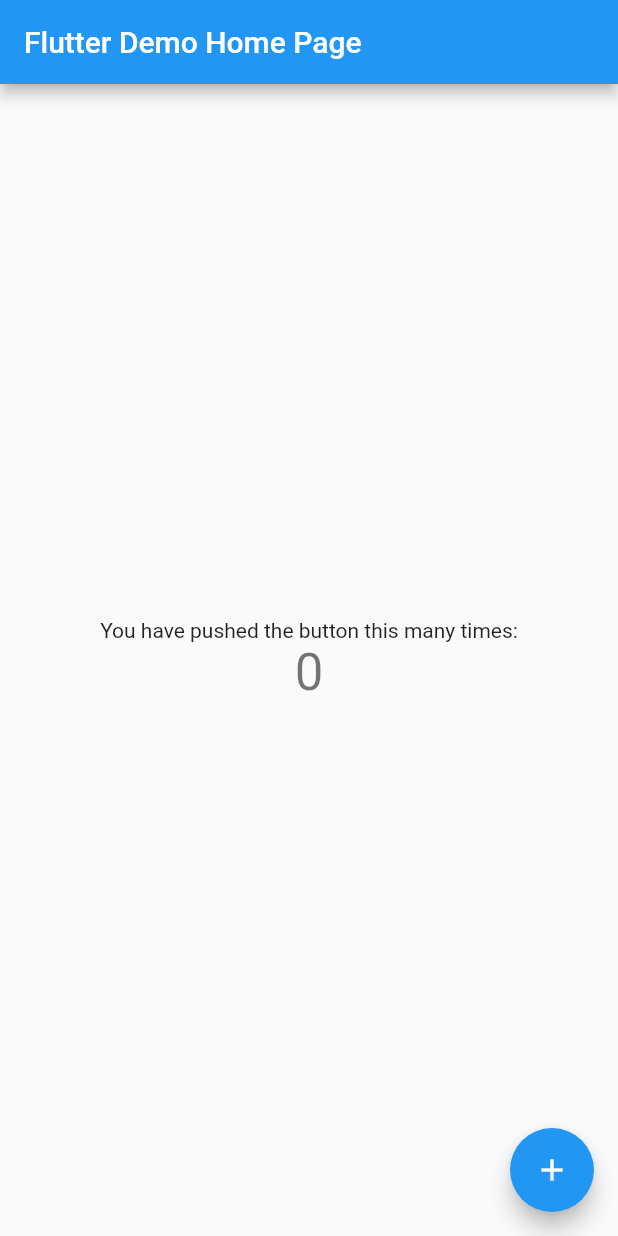
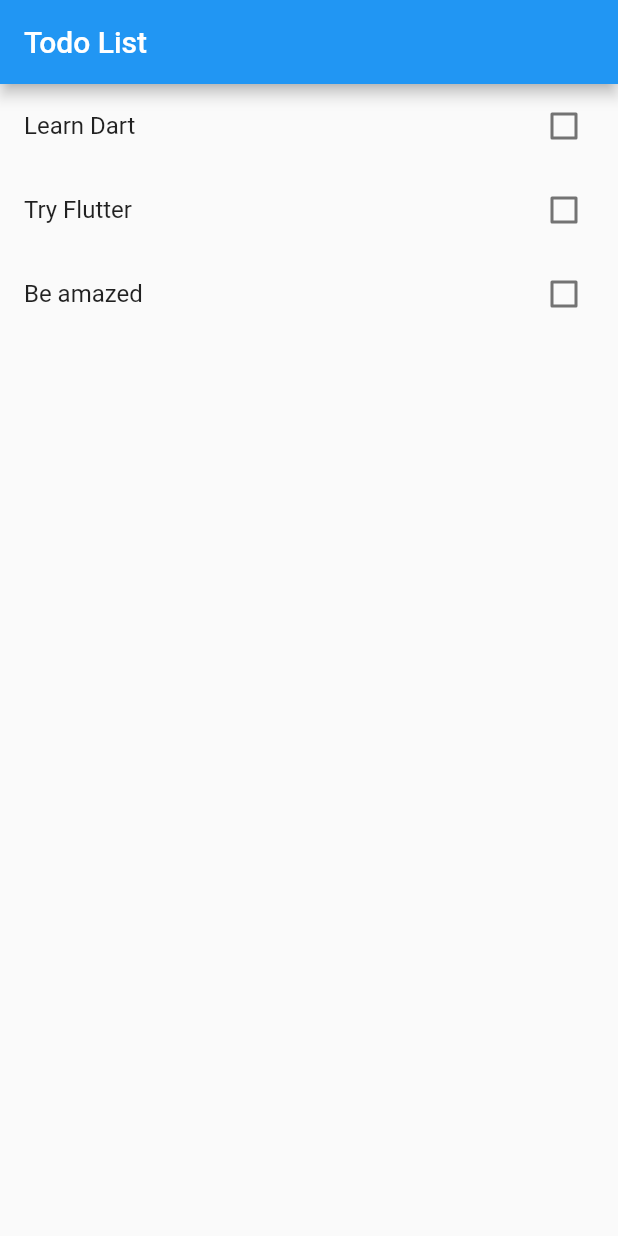
Before and after one commit to DonaLd-D/flutter-todo, a Flutter app: the screen it shows after launch, on a phone screen of 412 x 824 dp. Run offline on Flutter 3.47's test engine with Material 2 defaults, Android fonts, the phone set to English and light mode, and no system bars.

Commit message:
:art: update

```diff
--- a/lib/main.dart
+++ b/lib/main.dart
@@ -1,113 +1,21 @@
 import 'package:flutter/material.dart';
+import 'package:flutter/services.dart';
+import 'package:todo_list/todo_list.dart';
 
 void main() {
+  SystemChrome.setEnabledSystemUIOverlays([]);
   runApp(MyApp());
 }
 
 class MyApp extends StatelessWidget {
-  // This widget is the root of your application.
   @override
   Widget build(BuildContext context) {
     return MaterialApp(
-      title: 'Flutter Demo',
-      theme: ThemeData(
-        // This is the theme of your application.
-        //
-        // Try running your application with "flutter run". You'll see the
-        // application has a blue toolbar. Then, without quitting the app, try
-        // changing the primarySwatch below to Colors.green and then invoke
-        // "hot reload" (press "r" in the console where you ran "flutter run",
-        // or simply save your changes to "hot reload" in a Flutter IDE).
-        // Notice that the counter didn't reset back to zero; the application
-        // is not restarted.
-        primarySwatch: Colors.blue,
+      title: 'Todo List',
+      home: Scaffold(
+        appBar: AppBar(title: Text('Todo List')),
+        body: TodoList(),
       ),
-      home: MyHomePage(title: 'Flutter Demo Home Page'),
     );
   }
 }
-
-class MyHomePage extends StatefulWidget {
-  MyHomePage({Key key, this.title}) : super(key: key);
-
-  // This widget is the home page of your application. It is stateful, meaning
-  // that it has a State object (defined below) that contains fields that affect
-  // how it looks.
-
-  // This class is the configuration for the state. It holds the values (in this
-  // case the title) provided by the parent (in this case the App widget) and
-  // used by the build method of the State. Fields in a Widget subclass are
-  // always marked "final".
-
-  final String title;
-
-  @override
-  _MyHomePageState createState() => _MyHomePageState();
-}
-
-class _MyHomePageState extends State<MyHomePage> {
-  int _counter = 0;
-
-  void _incrementCounter() {
-    setState(() {
-      // This call to setState tells the Flutter framework that something has
-      // changed in this State, which causes it to rerun the build method below
-      // so that the display can reflect the updated values. If we changed
-      // _counter without calling setState(), then the build method would not be
-      // called again, and so nothing would appear to happen.
-      _counter++;
-    });
-  }
-
-  @override
-  Widget build(BuildContext context) {
-    // This method is rerun every time setState is called, for instance as done
-    // by the _incrementCounter method above.
-    //
-    // The Flutter framework has been optimized to make rerunning build methods
-    // fast, so that you can just rebuild anything that needs updating rather
-    // than having to individually change instances of widgets.
-    return Scaffold(
-      appBar: AppBar(
-        // Here we take the value from the MyHomePage object that was created by
-        // the App.build method, and use it to set our appbar title.
-        title: Text(widget.title),
-      ),
-      body: Center(
-        // Center is a layout widget. It takes a single child and positions it
-        // in the middle of the parent.
-        child: Column(
-          // Column is also a layout widget. It takes a list of children and
-          // arranges them vertically. By default, it sizes itself to fit its
-          // children horizontally, and tries to be as tall as its parent.
-          //
-          // Invoke "debug painting" (press "p" in the console, choose the
-          // "Toggle Debug Paint" action from the Flutter Inspector in Android
-          // Studio, or the "Toggle Debug Paint" command in Visual Studio Code)
-          // to see the wireframe for each widget.
-          //
-          // Column has various properties to control how it sizes itself and
-          // how it positions its children. Here we use mainAxisAlignment to
-          // center the children vertically; the main axis here is the vertical
-          // axis because Columns are vertical (the cross axis would be
-          // horizontal).
-          mainAxisAlignment: MainAxisAlignment.center,
-          children: <Widget>[
-            Text(
-              'You have pushed the button this many times:',
-            ),
-            Text(
-              '$_counter',
-              style: Theme.of(context).textTheme.headline4,
-            ),
-          ],
-        ),
-      ),
-      floatingActionButton: FloatingActionButton(
-        onPressed: _incrementCounter,
-        tooltip: 'Increment',
-        child: Icon(Icons.add),
-      ), // This trailing comma makes auto-formatting nicer for build methods.
-    );
-  }
-}
--- /dev/null
+++ b/lib/todo.dart
@@ -0,0 +1,6 @@
+class Todo {
+  Todo({this.title, this.isDone = false});
+
+  String title;
+  bool isDone;
+}
--- /dev/null
+++ b/lib/todo_list.dart
@@ -0,0 +1,40 @@
+import 'package:flutter/material.dart';
+import 'package:todo_list/todo.dart';
+
+class TodoList extends StatefulWidget {
+  @override
+  _TodoListState createState() => _TodoListState();
+}
+
+class _TodoListState extends State<TodoList> {
+  List<Todo> todos = [
+    Todo(title: 'Learn Dart'),
+    Todo(title: 'Try Flutter'),
+    Todo(title: 'Be amazed'),
+  ];
+  _toggleTodo(Todo todo, bool isChecked) {
+    print('${todo.title} ${todo.isDone}');
+    setState(() {
+      todo.isDone = isChecked;
+    });
+  }
+
+  Widget _buildItem(BuildContext context, int index) {
+    final todo = todos[index];
+    return CheckboxListTile(
+      value: todo.isDone,
+      title: Text(todo.title),
+      onChanged: (bool isChecked) {
+        _toggleTodo(todo, isChecked);
+      },
+    );
+  }
+
+  @override
+  Widget build(BuildContext context) {
+    return ListView.builder(
+      itemBuilder: _buildItem,
+      itemCount: todos.length,
+    );
+  }
+}
```
